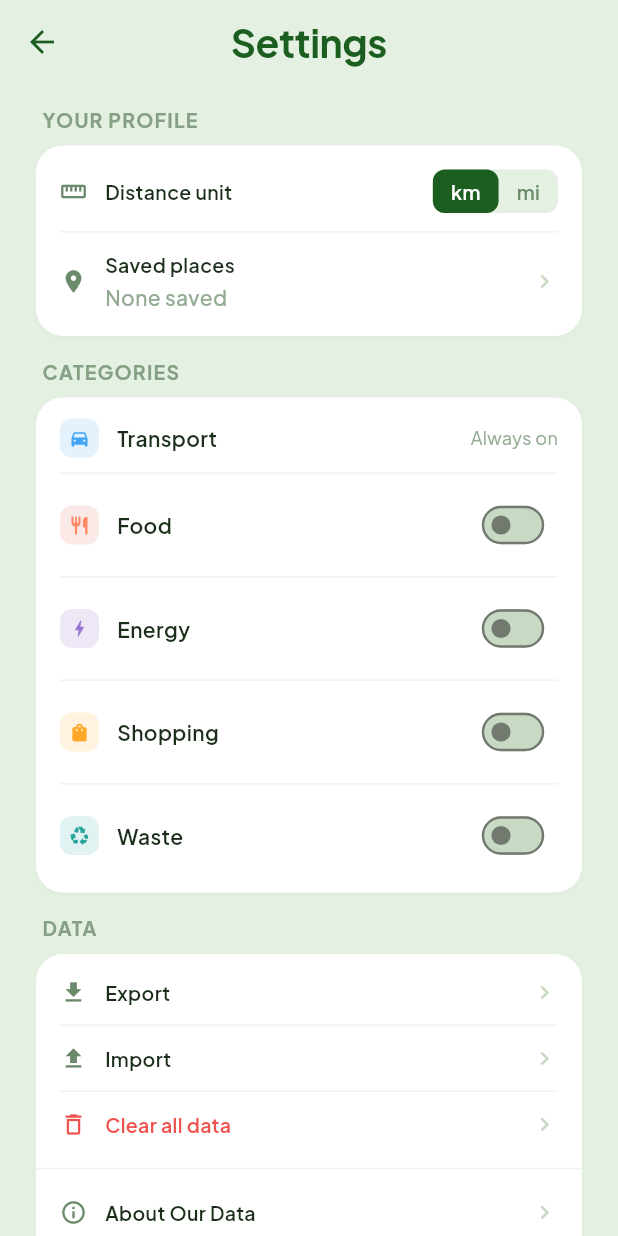
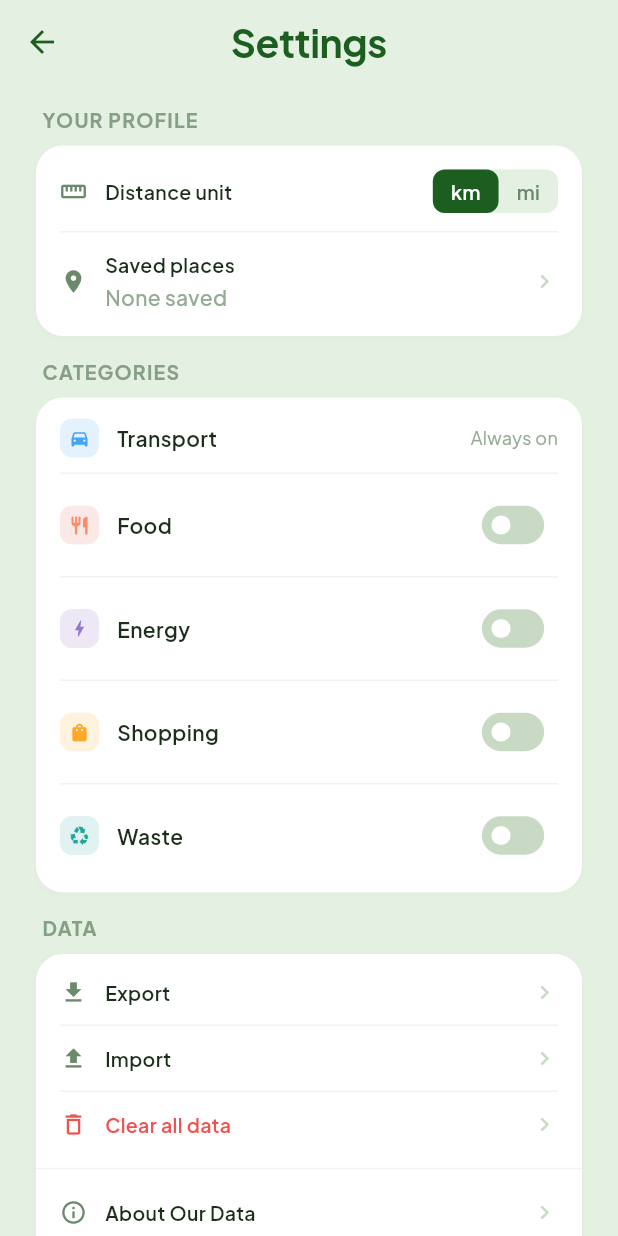
Before and after one commit to aswath-space/Voetje, a Flutter app: the SettingsScreen screen opened by its route, on a phone screen of 412 x 824 dp. Run offline on Flutter 3.47's test engine with Material 3 defaults, Android fonts, the phone set to English and light mode, and no system bars; our stand-ins replace file_picker, fl_chart, geolocator, google_fonts, share_plus, shared_preferences and 1 more; missing offline and left inert: marionette_flutter; accounts and stored records are empty.

Commit message:
fix: switch toggle shows white thumb with transparent outline
Fixes onboarding and settings toggles appearing fully green
with no visible thumb circle. Applied to both light and dark themes.

Co-Authored-By: Claude Opus 4.6 (1M context) <noreply@anthropic.com>

```diff
--- a/lib/config/theme.dart
+++ b/lib/config/theme.dart
@@ -87,11 +87,17 @@ class AppTheme {
           ),
         ),
         switchTheme: SwitchThemeData(
+          thumbColor: WidgetStateProperty.resolveWith((states) {
+            return Colors.white;
+          }),
           trackColor: WidgetStateProperty.resolveWith((states) {
             if (states.contains(WidgetState.selected)) {
               return VoetjeColors.primaryMedium;
             }
             return VoetjeColors.border;
+          }),
+          trackOutlineColor: WidgetStateProperty.resolveWith((states) {
+            return Colors.transparent;
           }),
         ),
         bottomNavigationBarTheme: const BottomNavigationBarThemeData(
@@ -138,11 +144,17 @@ class AppTheme {
               const EdgeInsets.symmetric(horizontal: 16, vertical: 14),
         ),
         switchTheme: SwitchThemeData(
+          thumbColor: WidgetStateProperty.resolveWith((states) {
+            return Colors.white;
+          }),
           trackColor: WidgetStateProperty.resolveWith((states) {
             if (states.contains(WidgetState.selected)) {
               return VoetjeColors.darkAccent;
             }
             return VoetjeColors.darkTrack;
+          }),
+          trackOutlineColor: WidgetStateProperty.resolveWith((states) {
+            return Colors.transparent;
           }),
         ),
         bottomNavigationBarTheme: const BottomNavigationBarThemeData(
```
